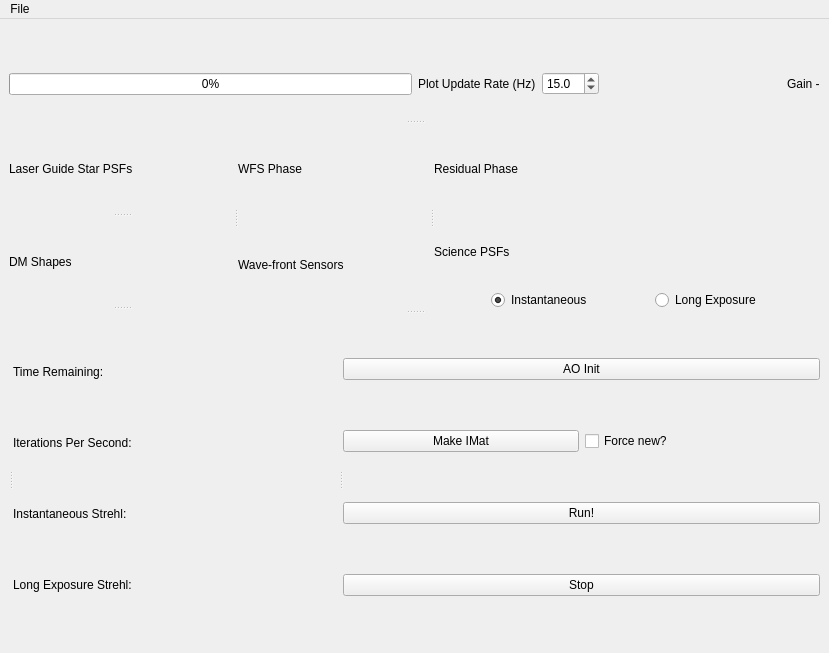
The window that gui/AoGui.ui (AOtools/soapy) describes before a commit, drawn with Qt 5.
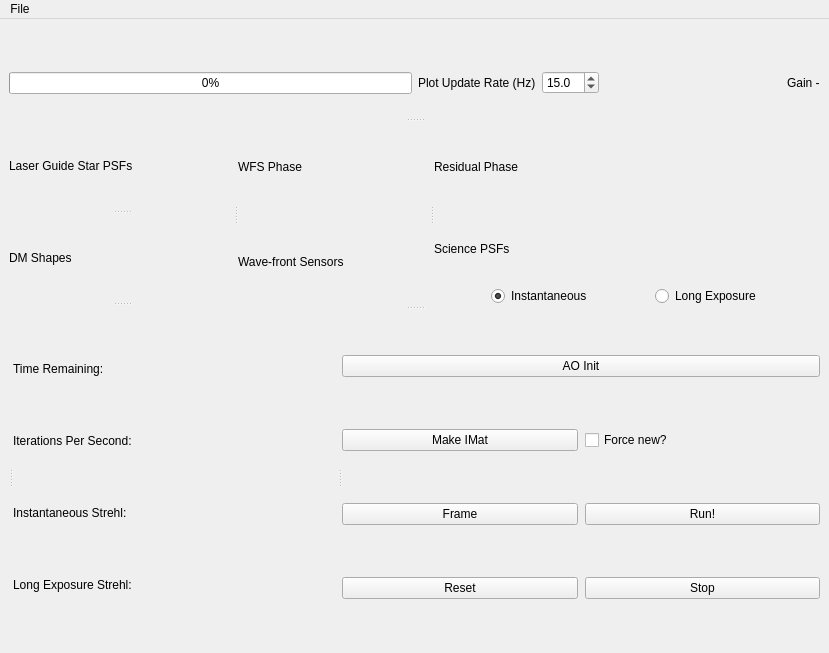
The same window after the commit.

Commit message: Added reset to sim so you don't have to init again. single frame in GUI

```diff
--- a/gui/AoGui.ui
+++ b/gui/AoGui.ui
@@ -349,10 +349,16 @@
          <item>
           <layout class="QVBoxLayout" name="verticalLayout_9">
            <property name="spacing">
-            <number>-1</number>
+            <number>7</number>
            </property>
            <item>
             <widget class="QPushButton" name="initButton">
+             <property name="sizePolicy">
+              <sizepolicy hsizetype="Minimum" vsizetype="Fixed">
+               <horstretch>0</horstretch>
+               <verstretch>0</verstretch>
+              </sizepolicy>
+             </property>
              <property name="text">
               <string>AO Init</string>
              </property>
@@ -377,12 +383,32 @@
             </layout>
            </item>
            <item>
+            <layout class="QHBoxLayout" name="horizontalLayout_8">
+             <item>
+              <widget class="QPushButton" name="frameButton">
+               <property name="text">
+                <string>Frame</string>
+               </property>
+              </widget>
+             </item>
+             <item>
             <widget class="QPushButton" name="runButton">
              <property name="text">
               <string>Run!</string>
              </property>
             </widget>
            </item>
+            </layout>
+           </item>
+           <item>
+            <layout class="QHBoxLayout" name="horizontalLayout_9">
+             <item>
+              <widget class="QPushButton" name="resetButton">
+               <property name="text">
+                <string>Reset</string>
+               </property>
+              </widget>
+             </item>
            <item>
             <widget class="QPushButton" name="stopButton">
              <property name="text">
@@ -393,6 +419,8 @@
           </layout>
          </item>
         </layout>
+         </item>
+        </layout>
        </widget>
       </widget>
      </widget>
@@ -418,7 +446,7 @@
      <x>0</x>
      <y>0</y>
      <width>829</width>
-     <height>22</height>
+     <height>26</height>
     </rect>
    </property>
    <widget class="QMenu" name="menuFile">
```
Lines whose indentation alone changed are shown as unchanged. The commit also changes 3 other files.
